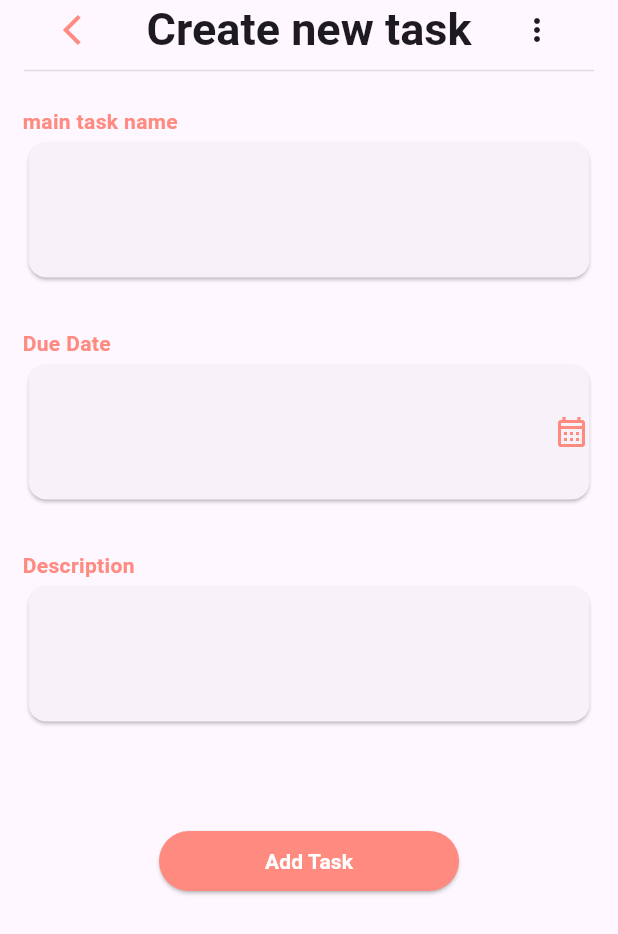
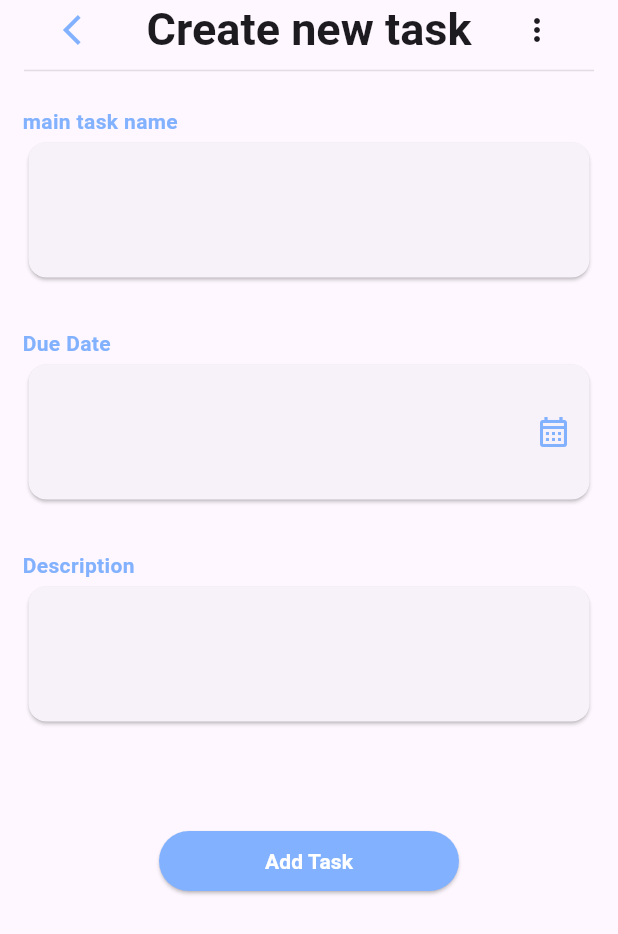
Before and after one commit to FelixNotter/2023-project-phase-mobile-tasks, a Flutter app: the TODO screen opened by its route, on a phone screen of 412 x 824 dp. Shown: the top 934 px of the screen. Run offline on Flutter 3.47's test engine with Material 3 defaults, Android fonts, the phone set to English and light mode, and no system bars.

Commit message:
Added isCompleted functionality and date scheduling

```diff
--- a/‘on-boarding/Navigation/navigation/lib/custom_input_cards.dart
+++ /dev/null
@@ -1,64 +0,0 @@
-
-import 'package:flutter/material.dart';
-
-
-
-class Do extends StatefulWidget {
-  final String top;
-  final TextEditingController? control;
-  final IconData? icon;
-  final String unique;
-  const Do({super.key,required this.unique,required this.top,required this.control,this.icon});
-
-  @override
-  State<Do> createState() => _DoState();
-}
-
-class _DoState extends State<Do> {
-  @override
-  Widget build(BuildContext context) {
-    return Column(
-        crossAxisAlignment: CrossAxisAlignment.start,
-        children: [Text(widget.top,textAlign: TextAlign.start,
-        style: TextStyle(
-
-          fontSize: 14,
-          fontWeight: FontWeight.bold,
-          color: Colors.redAccent[100],
-
-        ),),
-          Card(
-
-            child :Row(
-
-              mainAxisAlignment: MainAxisAlignment.spaceBetween,
-              children: <Widget>[
-              Padding(
-                padding: const EdgeInsets.all(5.0),
-                child: SizedBox(
-                  height: 80,
-                  width: MediaQuery.of(context).size.width*.8,
-                  child: TextField(
-                    key: Key(widget.unique),
-                    controller: widget.control,
-                    maxLines: 4,
-                    decoration: const InputDecoration(
-                    // Add hint text if desired
-
-                    border: OutlineInputBorder(
-                      borderSide: BorderSide.none,
-
-                    ),
-
-                  ),
-                  ),
-                ),
-              ),
-           Icon(widget.icon,color: Colors.redAccent[100],),
-
-           ],),
-            ),
-        ],
-      );
-  }
-}
--- a/‘on-boarding/Navigation/navigation/lib/model_data.dart
+++ b/‘on-boarding/Navigation/navigation/lib/data/model_data.dart
@@ -4,5 +4,6 @@ class Data{
   String title;
   String desc;
   String date;
+  bool isCompleted = false;
   Data({required this .title,required this.desc,required this.date});
 }
--- a/‘on-boarding/Navigation/navigation/lib/create_new_task_page.dart
+++ b/‘on-boarding/Navigation/navigation/lib/presentation/pages/create_new_task_page.dart
@@ -1,8 +1,5 @@
-import 'package:flutter/cupertino.dart';
-import 'package:flutter/foundation.dart';
 import 'package:flutter/material.dart';
-import 'package:flutter/widgets.dart';
-import "custom_input_cards.dart";
+import "../widgets/custom_input_cards.dart";
 
 
 class TODO extends StatefulWidget {
@@ -17,12 +14,13 @@ class _TODOState extends State<TODO> {
   @override
   Widget build(BuildContext context) {
 
-    final mainTaskController = TextEditingController();
-    final dueDateController = TextEditingController();
-    final descController = TextEditingController();
+    final mainTaskController = TextEditingController(text: "");
+    final dueDateController = TextEditingController(text: "");
+    final descController = TextEditingController(text: "");
+
     final List<Do> cards = [
     Do(unique: 'main_task', top: "main task name",control: mainTaskController,),
-    Do( unique: 'due_date',top: "Due Date",control: dueDateController,icon: Icons.calendar_month_outlined,),
+    Do(unique: 'due_date',enabled: false,top: "Due Date",control: dueDateController,icon: Icons.calendar_month_outlined,),
     Do(unique: 'desc', top: "Description",control : descController),
 
   ];
@@ -39,7 +37,7 @@ class _TODOState extends State<TODO> {
                 Navigator.pop(context);
               },
                 child: Icon(Icons.arrow_back_ios,
-                color: Colors.redAccent[100],
+                color: Colors.blueAccent[100],
 
                 ),
               )
@@ -83,7 +81,7 @@ class _TODOState extends State<TODO> {
           width: 200,
           child: ElevatedButton(
             style: ElevatedButton.styleFrom(
-              backgroundColor: Colors.redAccent[100]
+              backgroundColor: Colors.blueAccent[100]
 
             ),
             onPressed: (){
--- /dev/null
+++ b/‘on-boarding/Navigation/navigation/lib/presentation/widgets/custom_input_cards.dart
@@ -0,0 +1,99 @@
+import 'package:flutter/material.dart';
+import 'package:intl/intl.dart';
+
+
+
+// ignore: must_be_immutable
+class Do extends StatefulWidget {
+  final String top;
+  final TextEditingController control;
+  final IconData? icon;
+  final String unique;
+  bool? enabled = true;
+  Do(
+      {super.key,
+      required this.unique,
+      required this.top,
+      required this.control,
+      this.icon,
+      this.enabled});
+
+  @override
+  State<Do> createState() => _DoState();
+}
+
+class _DoState extends State<Do> {
+  DateTime? dateTime = DateTime.now();
+  void _showDatePicker(){
+    showDatePicker(
+      context: context,
+      initialDate: DateTime.now(),
+      firstDate: DateTime(2002),
+      lastDate:DateTime(2030),
+      barrierColor: Colors.blueAccent[100],
+
+      ).then((value) {
+        setState(() {
+
+          widget.control.text = DateFormat('yyyy-MM-dd').format(value??DateTime.now());
+
+        });
+
+      });
+
+  }
+  @override
+  Widget build(BuildContext context) {
+    return Column(
+      crossAxisAlignment: CrossAxisAlignment.start,
+      children: [
+        Text(
+          widget.top,
+          textAlign: TextAlign.start,
+          style: TextStyle(
+            fontSize: 14,
+            fontWeight: FontWeight.bold,
+            color: Colors.blueAccent[100],
+          ),
+        ),
+        Card(
+          child: Row(
+            mainAxisAlignment: MainAxisAlignment.spaceBetween,
+            children: <Widget>[
+              Padding(
+                padding: const EdgeInsets.all(5.0),
+                child: SizedBox(
+                  height: 80,
+                  width: MediaQuery.of(context).size.width * .75,
+                  child: TextField(
+                    enabled: widget.enabled,
+                    key: Key(widget.unique),
+                    onChanged: (val){
+                      print(widget.top);
+                    },
+                    controller: widget.control,
+                    maxLines: 4,
+                    decoration: const InputDecoration(
+                      // Add hint text if desired
+
+                      border: OutlineInputBorder(
+                        borderSide: BorderSide.none,
+                      ),
+                    ),
+                  ),
+                ),
+              ),
+              IconButton(
+                  onPressed: _showDatePicker,
+                  icon: Icon(
+                    widget.icon,
+                    color: Colors.blueAccent[100],
+                  )
+                  ),
+            ],
+          ),
+        ),
+      ],
+    );
+  }
+}
--- a/‘on-boarding/Navigation/navigation/pubspec.yaml
+++ b/‘on-boarding/Navigation/navigation/pubspec.yaml
@@ -35,6 +35,7 @@ dependencies:
   # The following adds the Cupertino Icons font to your application.
   # Use with the CupertinoIcons class for iOS style icons.
   cupertino_icons: ^1.0.6
+  intl: ^0.19.0
 
 dev_dependencies:
   flutter_test:
```
Also changed, not shown: ‘on-boarding/Navigation/navigation/lib/main.dart (+5 -7 lines), ‘on-boarding/Navigation/navigation/lib/presentation/pages/task_detail.dart (added, +226 -0 lines), ‘on-boarding/Navigation/navigation/lib/presentation/pages/to_do_lists_page.dart (renamed from ‘on-boarding/Navigation/navigation/lib/to_do_lists_page.dart, +9 -23 lines), ‘on-boarding/Navigation/navigation/lib/task_detail.dart (deleted, +0 -244 lines), ‘on-boarding/Navigation/navigation/lib/presentation/pages/opening_screen.dart (renamed from ‘on-boarding/Navigation/navigation/lib/opening_screen.dart), ‘on-boarding/Navigation/navigation/lib/presentation/widgets/custom_card_generator.dart (renamed from ‘on-boarding/Navigation/navigation/lib/custom_card_generator.dart), ‘on-boarding/Navigation/navigation/pubspec.lock, 3 other files.
